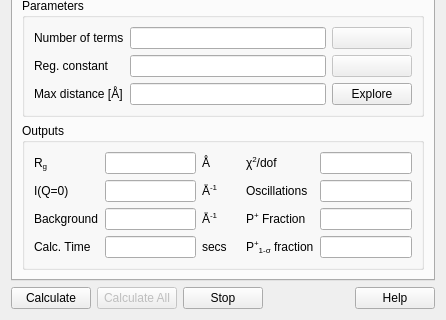
Qt form src/sas/qtgui/Perspectives/Inversion/UI/TabbedInversionUI.ui (SasView/sasview) before a commit; both pictures show x 0 to 446 and y 160 to 480 of the 446 by 480 pixel window.
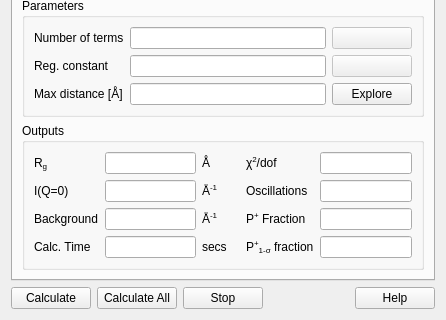
The same form after that commit.

```diff
--- a/src/sas/qtgui/Perspectives/Inversion/UI/TabbedInversionUI.ui
+++ b/src/sas/qtgui/Perspectives/Inversion/UI/TabbedInversionUI.ui
@@ -730,7 +730,7 @@
      <item>
       <widget class="QPushButton" name="calculateAllButton">
        <property name="enabled">
-        <bool>false</bool>
+        <bool>true</bool>
        </property>
        <property name="sizePolicy">
         <sizepolicy hsizetype="Minimum" vsizetype="Fixed">
```
